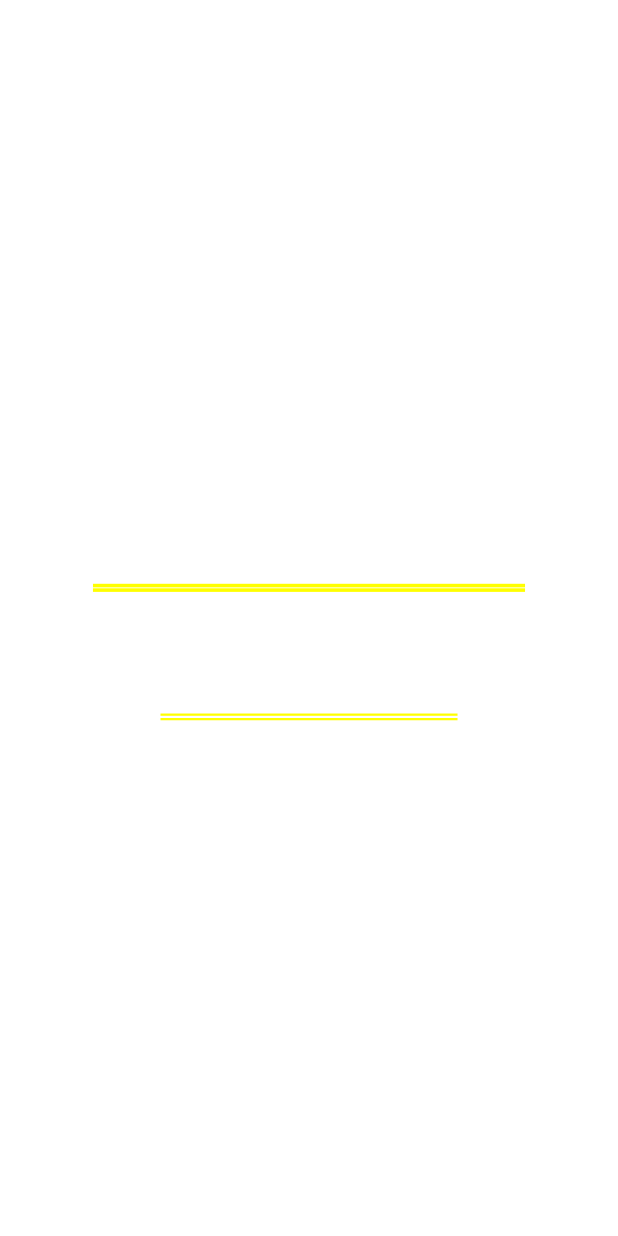
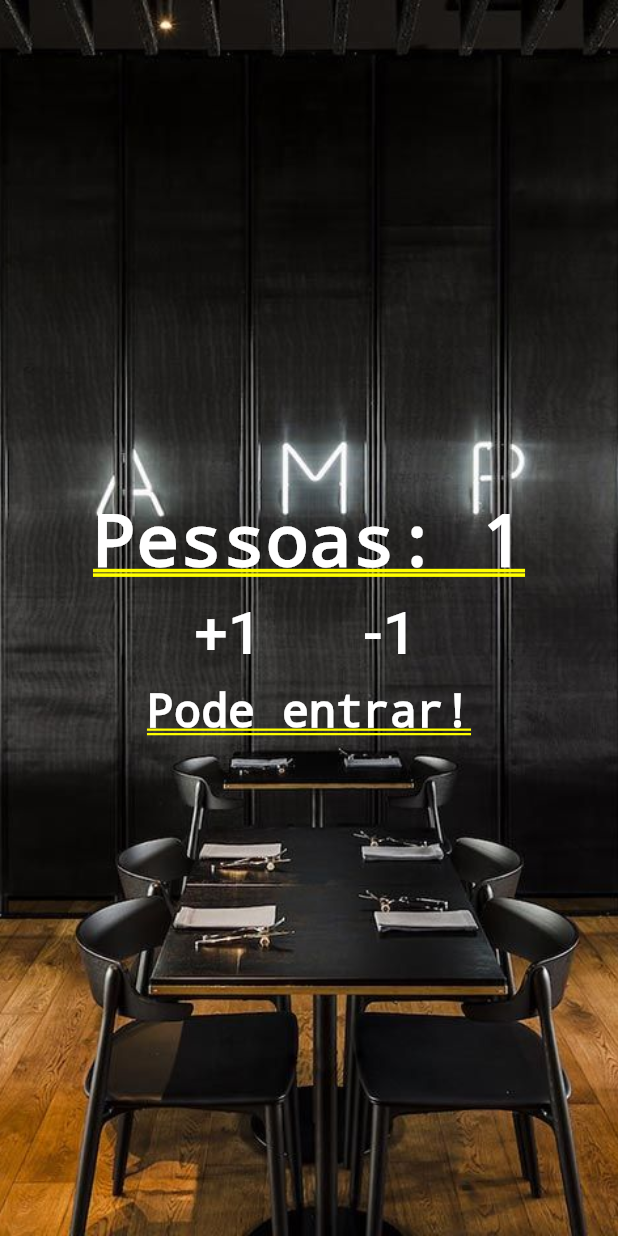
Before and after one commit to joaoprosa/first-app, a Flutter app: the screen it shows after launch, after a tap on "+1", on a phone screen of 412 x 824 dp. Run offline on Flutter 3.47's test engine with Material 2 defaults, Android fonts, the phone set to English and light mode, and no system bars.

Commit message:
Simple App - finished

```diff
--- a/simple_app/lib/main.dart
+++ b/simple_app/lib/main.dart
@@ -1,13 +1,48 @@
+import 'package:flutter/cupertino.dart';
 import 'package:flutter/material.dart';
 
 void main() {
-  runApp(MaterialApp(
-    title: "Contador de pessoas",
-    home: Column(
+  runApp(MaterialApp(title: "Contador de pessoas", home: Home()));
+}
+
+class Home extends StatefulWidget {
+  @override
+  _HomeState createState() => _HomeState();
+}
+
+class _HomeState extends State<Home> {
+  int _people = 0;
+
+  String _infoText = "Pode Entrar!";
+
+  void changePeople(int delta) {
+    setState(() {
+      _people += delta;
+
+      if (_people < 0) {
+        _infoText = "Restaurante Fantasma?";
+      } else if (_people <= 15) {
+        _infoText = "Pode entrar!";
+      } else {
+        _infoText = "Lotado!";
+      }
+    });
+  }
+
+  @override
+  Widget build(BuildContext context) {
+    return Stack(
+      children: <Widget>[
+        Image.asset(
+          "images/restaurante.jpeg",
+          fit: BoxFit.cover,
+          height: 1000.0,
+        ),
+        Column(
           mainAxisAlignment: MainAxisAlignment.center,
           children: <Widget>[
             Text(
-          "Pessoas: 0",
+              "Pessoas: $_people",
               style: TextStyle(
                 color: Colors.white,
                 fontWeight: FontWeight.bold,
@@ -16,24 +51,38 @@ void main() {
             Row(
               mainAxisAlignment: MainAxisAlignment.center,
               children: <Widget>[
-            FlatButton(
-              child:
-              Text("+1", style: TextStyle(fontSize: 40.0, color: Colors.white)),
-              onPressed: (){},
+                Padding(
+                  padding: EdgeInsets.all(10.0),
+                  child: FlatButton(
+                    child: Text("+1",
+                        style: TextStyle(fontSize: 40.0, color: Colors.white)),
+                    onPressed: () {
+                      changePeople(1);
+                    },
                   ),
-            FlatButton(
-              child:
-              Text("-1", style: TextStyle(fontSize: 40.0, color: Colors.white)),
-              onPressed: (){},
                 ),
+                Padding(
+                  padding: EdgeInsets.all(10.0),
+                  child: FlatButton(
+                    child: Text("-1",
+                        style: TextStyle(fontSize: 40.0, color: Colors.white)),
+                    onPressed: () {
+                      changePeople(-1);
+                    },
+                  ),
+                )
               ],
             ),
             Text(
-          "Pode entrar",
+              _infoText,
               style: TextStyle(
-              color: Colors.white, fontWeight: FontWeight.bold, fontSize: 30.0),
+                  color: Colors.white,
+                  fontWeight: FontWeight.bold,
+                  fontSize: 30.0),
             )
           ],
-    ),
-  ));
+        )
+      ],
+    );
   }
+}
```
Also changed, not shown: simple_app/pubspec.yaml (+5 -2 lines), simple_app/images/restaurante.jpeg (added), 9 other files. Lines whose indentation alone changed are shown as unchanged.
